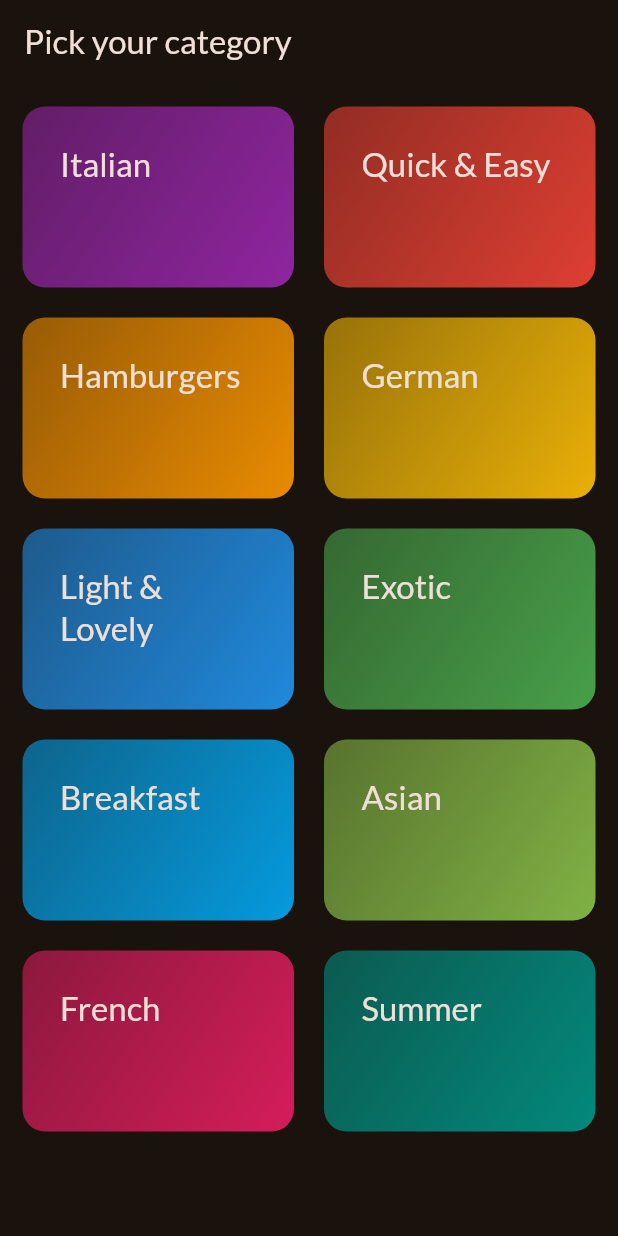
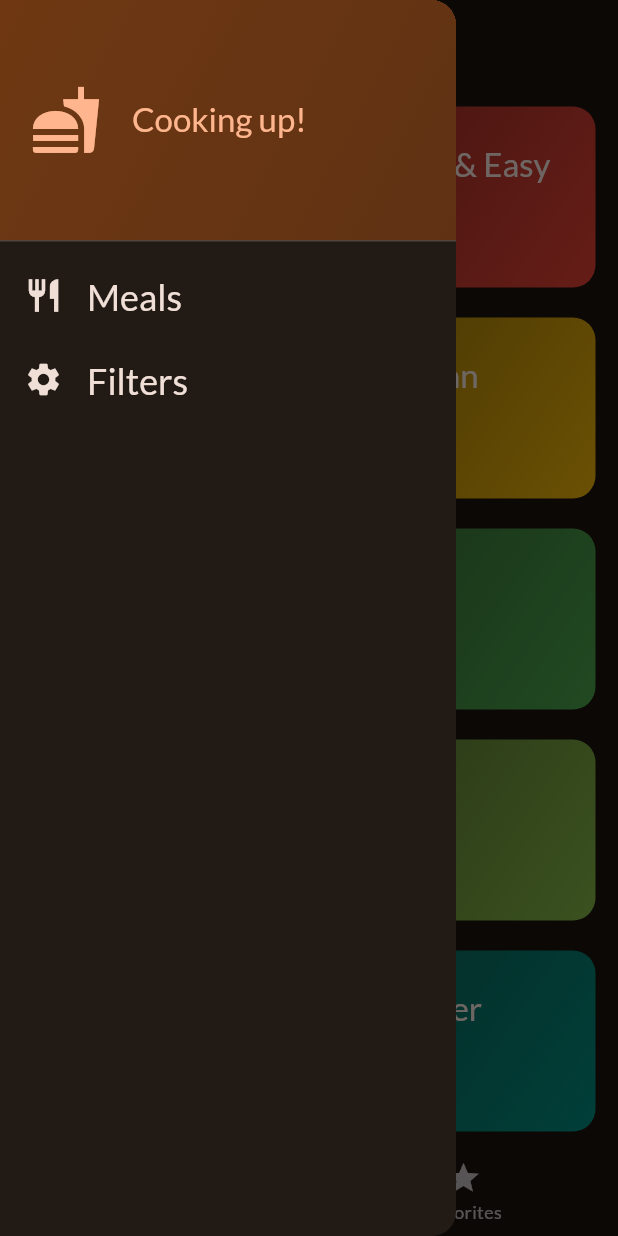
Before and after one commit to LazarBarac/Meals, a Flutter app: the screen it shows after launch, with the side drawer open (before the commit the screen has no drawer), on a phone screen of 412 x 824 dp. Run offline on Flutter 3.47's test engine with Material 3 defaults, Android fonts, the phone set to English and light mode, and no system bars; our stand-ins replace google_fonts, transparent_image.

```diff
--- a/lib/main.dart
+++ b/lib/main.dart
@@ -1,7 +1,7 @@
 import 'package:flutter/material.dart';
 
 import 'package:google_fonts/google_fonts.dart';
-import 'package:meals/screens/categories_screen.dart';
+import 'package:meals/screens/tabs_screen.dart';
 
 final theme = ThemeData(
   useMaterial3: true,
@@ -23,7 +23,7 @@ class App extends StatelessWidget {
   Widget build(BuildContext context) {
     return MaterialApp(
       theme: theme,
-      home: const CategoriesScreen(),
+      home: const TabsScreen(),
     );
   }
 }
--- a/lib/screens/categories_screen.dart
+++ b/lib/screens/categories_screen.dart
@@ -1,11 +1,17 @@
 import 'package:flutter/material.dart';
 import 'package:meals/data/meals_data.dart';
+import 'package:meals/models/meal.dart';
 import 'package:meals/screens/meals_screen.dart';
 import 'package:meals/widgets/category_grid_item.dart';
 import 'package:meals/models/category.dart';
 
 class CategoriesScreen extends StatelessWidget {
-  const CategoriesScreen({super.key});
+  const CategoriesScreen({
+    super.key,
+    required this.onToogleFavouriteMeal,
+  });
+
+  final void Function(Meal meal) onToogleFavouriteMeal;
 
   void _selectCategory(BuildContext context, Category category) {
     final filteredMeal =
@@ -17,6 +23,7 @@ class CategoriesScreen extends StatelessWidget {
         builder: (ctx) => MealsScreen(
           title: category.title,
           meals: filteredMeal,
+          onToogleFavouriteMeal: onToogleFavouriteMeal,
         ),
       ),
     ); //Navigator.of(context).push(route);
@@ -24,11 +31,7 @@ class CategoriesScreen extends StatelessWidget {
 
   @override
   Widget build(context) {
-    return Scaffold(
-      appBar: AppBar(
-        title: const Text("Pick your category"),
-      ),
-      body: GridView(
+    return GridView(
       padding: const EdgeInsets.all(15),
       gridDelegate: const SliverGridDelegateWithFixedCrossAxisCount(
         crossAxisCount: 2,
@@ -45,7 +48,6 @@ class CategoriesScreen extends StatelessWidget {
             category: category,
           ),
       ],
-      ),
     );
   }
 }
--- /dev/null
+++ b/lib/screens/tabs_screen.dart
@@ -0,0 +1,99 @@
+import 'package:flutter/material.dart';
+import 'package:meals/screens/categories_screen.dart';
+import 'package:meals/screens/filters_screen.dart';
+import 'package:meals/screens/meals_screen.dart';
+import 'package:meals/models/meal.dart';
+import 'package:meals/widgets/main_drawer.dart';
+
+class TabsScreen extends StatefulWidget {
+  const TabsScreen({super.key});
+
+  @override
+  State<TabsScreen> createState() {
+    return _TabsScreenState();
+  }
+}
+
+class _TabsScreenState extends State<TabsScreen> {
+  int _selectedPageIndex = 0;
+  final List<Meal> _favouriteMeals = [];
+  void _showInfoMessage(String message) {
+    ScaffoldMessenger.of(context).clearSnackBars();
+    ScaffoldMessenger.of(context).showSnackBar(
+      SnackBar(
+        content: Text(message),
+      ),
+    );
+  }
+
+  void _toggleMealFavouritesStatus(Meal meal) {
+    if (_favouriteMeals.contains(meal)) {
+      setState(() {
+        _favouriteMeals.remove(meal);
+      });
+      _showInfoMessage("Meal removed from favourites!");
+    } else {
+      setState(() {
+        _favouriteMeals.add(meal);
+      });
+      _showInfoMessage("Meal added to favourites!");
+    }
+  }
+
+  void _selectPage(int index) {
+    setState(() {
+      _selectedPageIndex = index;
+    });
+  }
+
+  void _selectScreen(String identifier) async {
+    Navigator.of(context)
+        .pop(); //dole imam dve linije ovog koda ispod, pa da ne bih ponavljao kod, ovaj metod sam izbacio iz if ovde.
+    if (identifier == "filters") {
+      //Navigator.of(context).pop();
+      final result = await Navigator.of(context).push<Map<Filters, bool>>(
+        MaterialPageRoute(
+          builder: (ctx) => const FiltersScreen(),
+        ),
+      );
+      print(result);
+    } //else {
+    //   Navigator.of(context).pop();
+    // }
+  }
+
+  @override
+  Widget build(BuildContext context) {
+    Widget activePage = CategoriesScreen(
+      onToogleFavouriteMeal: _toggleMealFavouritesStatus,
+    );
+    var activePageTitle = "Categories";
+
+    if (_selectedPageIndex == 1) {
+      activePage = MealsScreen(
+        onToogleFavouriteMeal: _toggleMealFavouritesStatus,
+        meals: _favouriteMeals,
+      );
+      activePageTitle = "Your Favourites";
+    }
+
+    return Scaffold(
+      appBar: AppBar(
+        title: Text(activePageTitle),
+      ),
+      drawer: MainDrawer(
+        onSelectScreen: _selectScreen,
+      ),
+      body: activePage,
+      bottomNavigationBar: BottomNavigationBar(
+        currentIndex: _selectedPageIndex,
+        onTap: _selectPage,
+        items: const [
+          BottomNavigationBarItem(
+              icon: Icon(Icons.set_meal), label: "Categories"),
+          BottomNavigationBarItem(icon: Icon(Icons.star), label: "Favorites"),
+        ],
+      ),
+    );
+  }
+}
--- /dev/null
+++ b/lib/widgets/main_drawer.dart
@@ -0,0 +1,83 @@
+import 'package:flutter/material.dart';
+
+class MainDrawer extends StatelessWidget {
+  const MainDrawer({super.key, required this.onSelectScreen});
+
+  final void Function(String identifier) onSelectScreen;
+
+  @override
+  Widget build(BuildContext context) {
+    return Drawer(
+      child: Column(
+        children: [
+          DrawerHeader(
+            padding: const EdgeInsets.all(20),
+            decoration: BoxDecoration(
+              gradient: LinearGradient(
+                colors: [
+                  Theme.of(context).colorScheme.primaryContainer,
+                  Theme.of(context)
+                      .colorScheme
+                      .primaryContainer
+                      .withOpacity(0.8)
+                ],
+                begin: Alignment.topLeft,
+                end: Alignment.bottomRight,
+              ),
+            ),
+            child: Row(
+              children: [
+                Icon(
+                  Icons.fastfood,
+                  size: 48,
+                  color: Theme.of(context).colorScheme.primary,
+                ),
+                const SizedBox(width: 20),
+                Text(
+                  "Cooking up!",
+                  style: Theme.of(context).textTheme.titleLarge!.copyWith(
+                        color: Theme.of(context).colorScheme.primary,
+                      ),
+                ),
+              ],
+            ),
+          ),
+          ListTile(
+            leading: Icon(
+              Icons.restaurant,
+              size: 26,
+              color: Theme.of(context).colorScheme.onSurface,
+            ),
+            title: Text(
+              "Meals",
+              style: Theme.of(context).textTheme.titleLarge!.copyWith(
+                    color: Theme.of(context).colorScheme.onSurface,
+                    fontSize: 24,
+                  ),
+            ),
+            onTap: () {
+              onSelectScreen("meals");
+            },
+          ),
+          ListTile(
+            leading: Icon(
+              Icons.settings,
+              size: 26,
+              color: Theme.of(context).colorScheme.onSurface,
+            ),
+            title: Text(
+              "Filters",
+              style: Theme.of(context).textTheme.titleLarge!.copyWith(
+                    color: Theme.of(context).colorScheme.onSurface,
+                    fontSize: 24,
+                  ),
+            ),
+            onTap: () {
+              onSelectScreen("filters");
+            },
+          )
+        ],
+      ),
+    );
+  }
+}
```
Also changed, not shown: lib/screens/filters_screen.dart (added, +158 -0 lines), lib/screens/meal_details_screen.dart (+10 -0 lines), lib/screens/meals_screen.dart (+22 -9 lines). Lines whose indentation alone changed are shown as unchanged.
